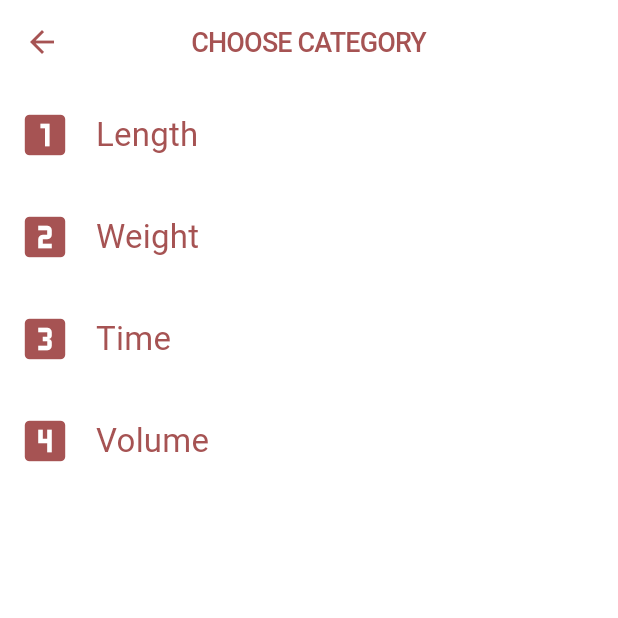
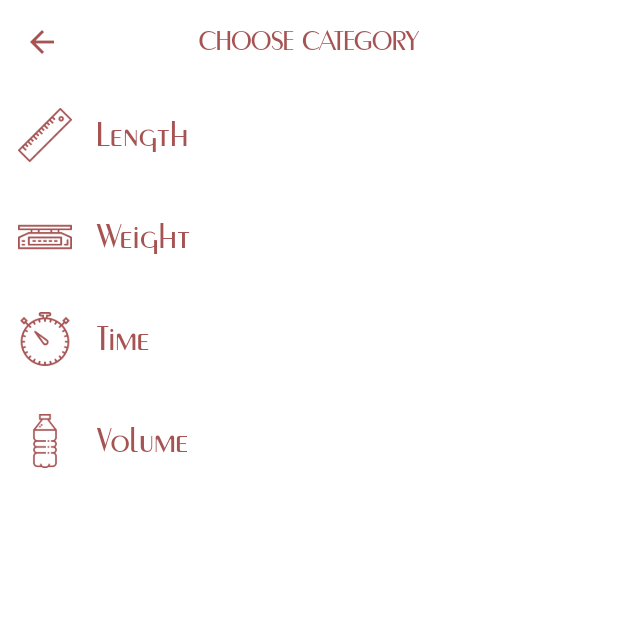
Before and after one commit to gotoinc/flutter_unit_converter, a Flutter app: the screen it shows after launch, after a tap on the "menu" icon, on a phone screen of 412 x 824 dp, the top half of it. Run offline on Flutter 3.47's test engine with Material 2 defaults, Android fonts, the phone set to English and light mode, and no system bars.

Commit message:
Added custom icons and font

```diff
--- a/lib/data/model/data.dart
+++ b/lib/data/model/data.dart
@@ -6,7 +6,7 @@ class Unit {
   final int id;
   final String name;
   final Color color;
-  final IconData icon;
+  final String icon;
   final List<Designation> designations;
 }
 
@@ -40,10 +40,10 @@ List<Unit> getUnits() {
   List<Designation> volumeDesignations = List();
   volumeDesignations.add(Designation(1, 'ml', {'ml': ((ml) => ml), 'L': ((ml) => ml / 1000)}));
   volumeDesignations.add(Designation(2, 'L', {'ml': ((l) => l * 1000), 'L': ((l) => l)}));
-  units.add(Unit(1, 'Length', Colors.blue, Icons.looks_one, lengthDesignations));
-  units.add(Unit(2, 'Weight', Colors.blue, Icons.looks_two, weightDesignations));
-  units.add(Unit(3, 'Time', Colors.blue, Icons.looks_3, timeDesignations));
-  units.add(Unit(4, 'Volume', Colors.blue, Icons.looks_4, volumeDesignations));
+  units.add(Unit(1, 'Length', Colors.blue, 'assets/icons/ruler.png', lengthDesignations));
+  units.add(Unit(2, 'Weight', Colors.blue, 'assets/icons/libra.png', weightDesignations));
+  units.add(Unit(3, 'Time', Colors.blue, 'assets/icons/stopwatch.png', timeDesignations));
+  units.add(Unit(4, 'Volume', Colors.blue, 'assets/icons/water.png', volumeDesignations));
 
   return units;
 }
--- a/lib/main.dart
+++ b/lib/main.dart
@@ -9,7 +9,7 @@ class Application extends StatelessWidget {
   Widget build(BuildContext context) {
     return MaterialApp(
         theme: ThemeData(
-//            fontFamily: "Raleway",
+            fontFamily: 'MontereyFLF',
 //            textTheme: Theme.of(context).textTheme.apply(bodyColor: textColor, displayColor: textColor),
             primaryColor: mainColorApp,
             scaffoldBackgroundColor: mainColorApp,
--- a/lib/widget/item_category.dart
+++ b/lib/widget/item_category.dart
@@ -26,8 +26,8 @@ class ItemCategory extends StatelessWidget {
                 child: Padding(
                     padding: EdgeInsets.all(Dimens.listItemPadding),
                     child: Row(children: <Widget>[
-                      Icon(unit.icon,
-                          color: Colors.textColor, size: Dimens.icCategorySize),
+                      Image.asset(unit.icon,
+                          color: Colors.textColor, width: Dimens.icCategorySize, height: Dimens.icCategorySize),
                       Center(
                           child: Padding(
                               padding: EdgeInsets.symmetric(
```
Also changed, not shown: pubspec.yaml (+9 -4 lines), assets/fonts/MontereyFLF.ttf (added), assets/icons/libra.png (added), assets/icons/ruler.png (added), assets/icons/stopwatch.png (added), assets/icons/water.png (added).
